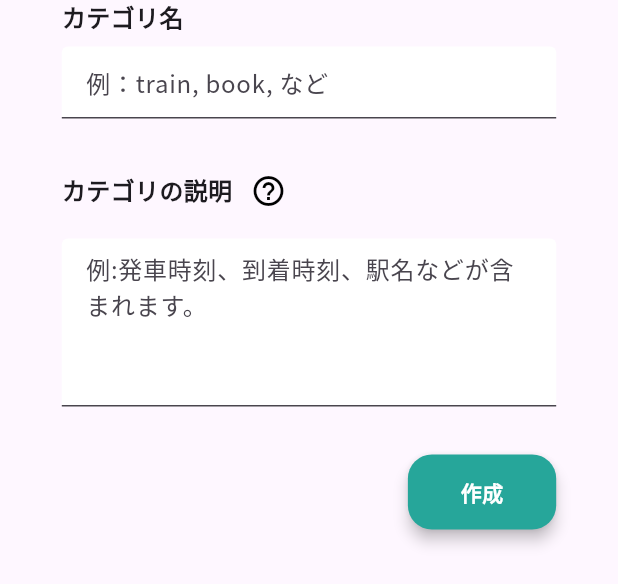
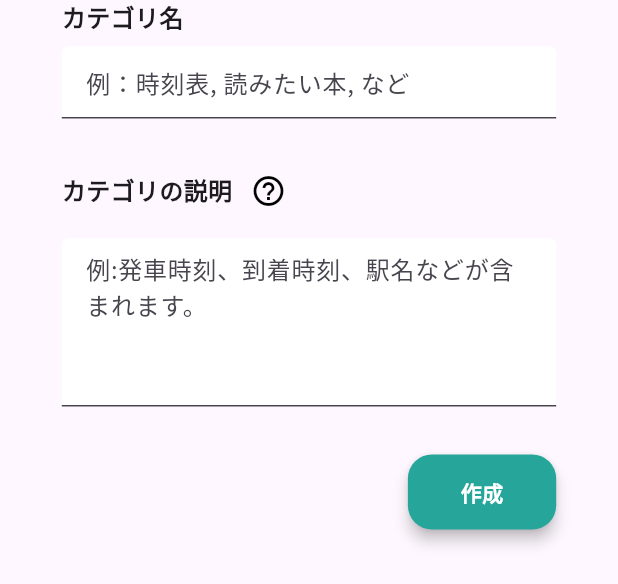
Before and after one commit to suke-0612/SNAPPY, a Flutter app: the AddCategoryForm widget shown alone on an empty page, opened directly with empty values, on a phone screen of 412 x 824 dp. Shown: the top 584 px of the screen. Run offline on Flutter 3.47's test engine with Material 3 defaults, Android fonts, the phone set to English and light mode, and no system bars; our stand-ins replace flutter_dotenv, geolocator, google_maps_flutter, isar; missing offline and left inert: photo_manager; accounts and stored records are empty; generated files the repository leaves out were written again.

Commit message:
カテゴリの文字数制限

```diff
--- a/lib/components/add_category_form.dart
+++ b/lib/components/add_category_form.dart
@@ -77,11 +77,14 @@ class _AddCategoryFormState extends State<AddCategoryForm> {
                 decoration: const InputDecoration(
                   fillColor: Colors.white,
                   filled: true,
-                  hintText: '例：train, book, など',
+                  hintText: '例：時刻表, 読みたい本, など',
                 ),
                 validator: (value) {
                   if (value == null || value.isEmpty) {
                     return 'カテゴリ名を入力してください。';
+                  }
+                  if (value.length > 10) {
+                    return 'カテゴリ名は10文字以内で入力してください。';
                   }
                   return null;
                 },
--- a/lib/components/pull_button.dart
+++ b/lib/components/pull_button.dart
@@ -38,6 +38,7 @@ class SelectTagPullButton extends StatelessWidget {
       child: DropdownButtonHideUnderline(
         child: DropdownButton<String>(
           value: selectedTag,
+          isExpanded: true,
           icon: Icon(Icons.keyboard_arrow_down, color: Colors.grey[700]),
           elevation: 16,
           style: TextStyle(
```
